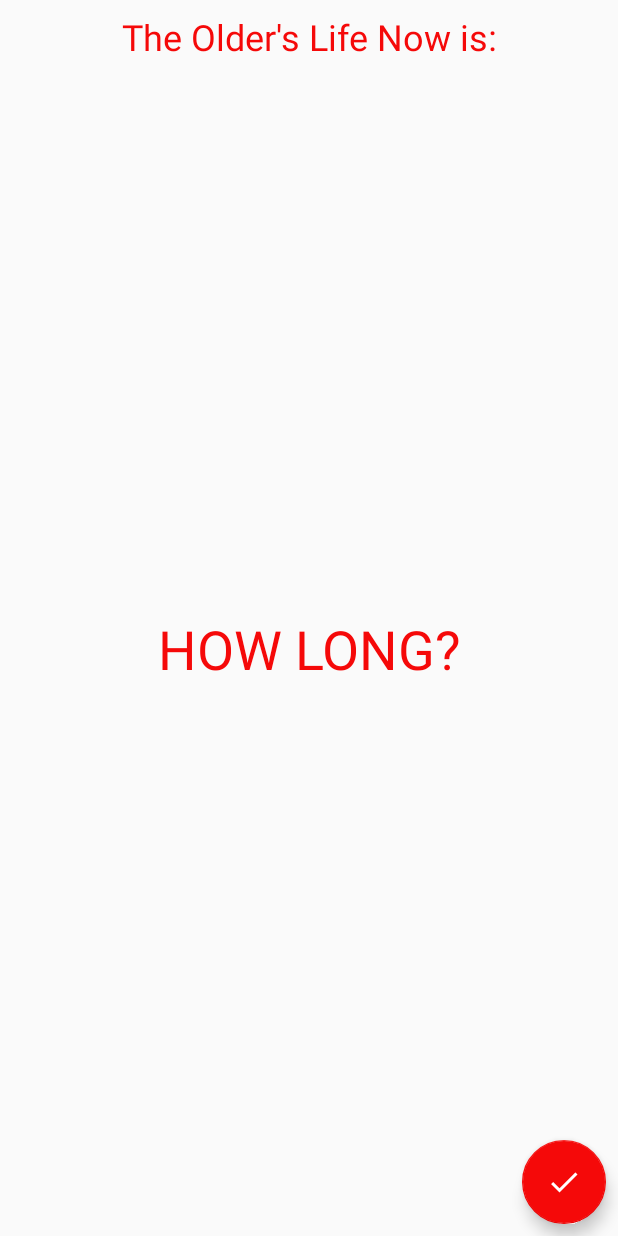
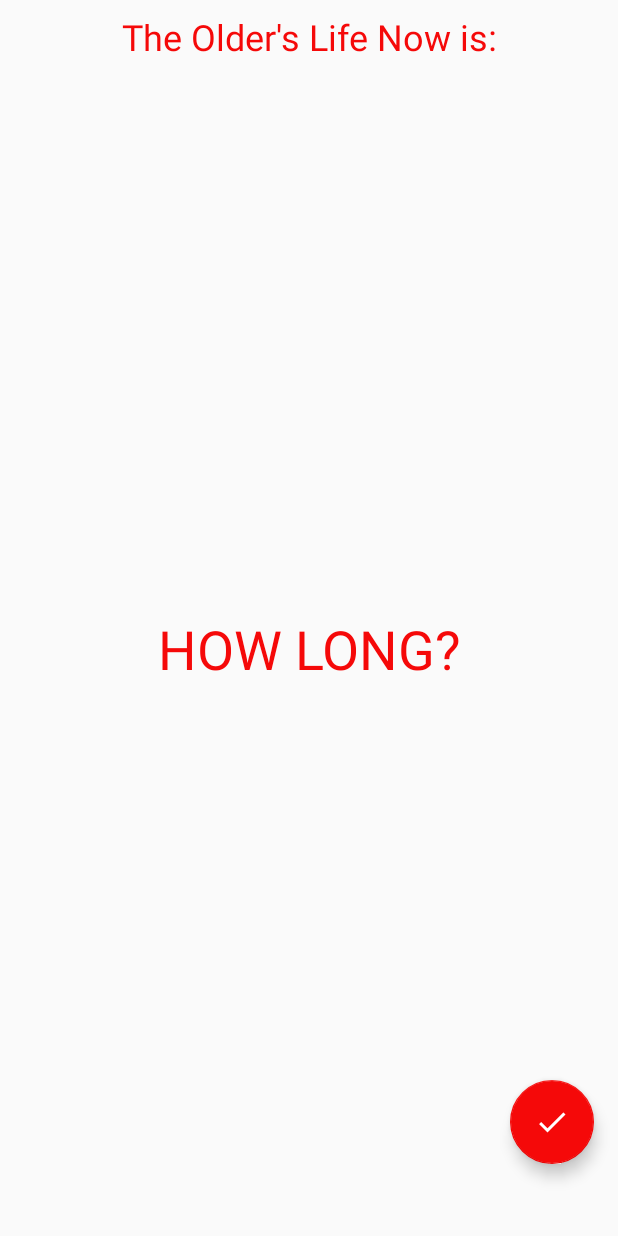
Before and after one commit to JuiceYY/AndroidPractice, an Android app: the AsyncHandlerActivity screen opened directly, with no data from a screen before it, on a phone screen of 412 x 824 dp. Run offline under Robolectric (Android 15) with nearby library versions, the phone set to English and light mode, and no system bars.

Commit message:
fix button position

```diff
--- a/src/main/res/layout/activity_async_handler.xml
+++ b/src/main/res/layout/activity_async_handler.xml
@@ -10,8 +10,8 @@
         android:id="@+id/async_floating_button"
         android:layout_width="wrap_content"
         android:layout_height="wrap_content"
-        android:layout_marginEnd="8dp"
-        android:layout_marginBottom="8dp"
+        android:layout_marginEnd="16dp"
+        android:layout_marginBottom="48dp"
         android:clickable="true"
         android:src="@drawable/ic_done"
         app:layout_constraintBottom_toBottomOf="parent"
```
